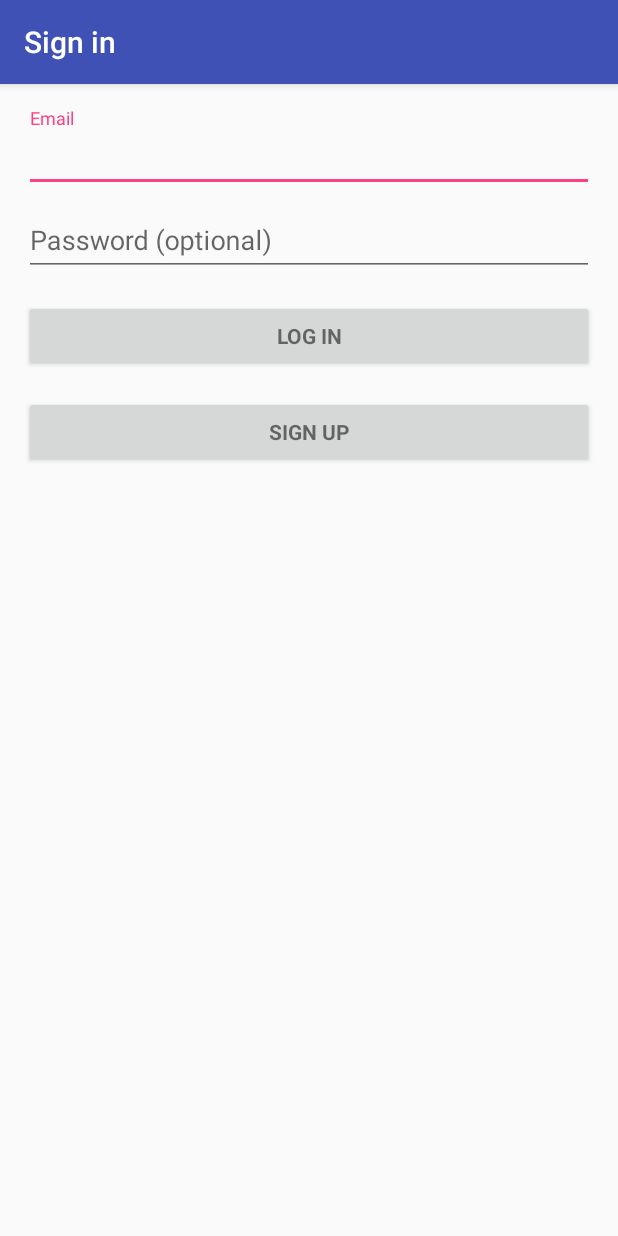
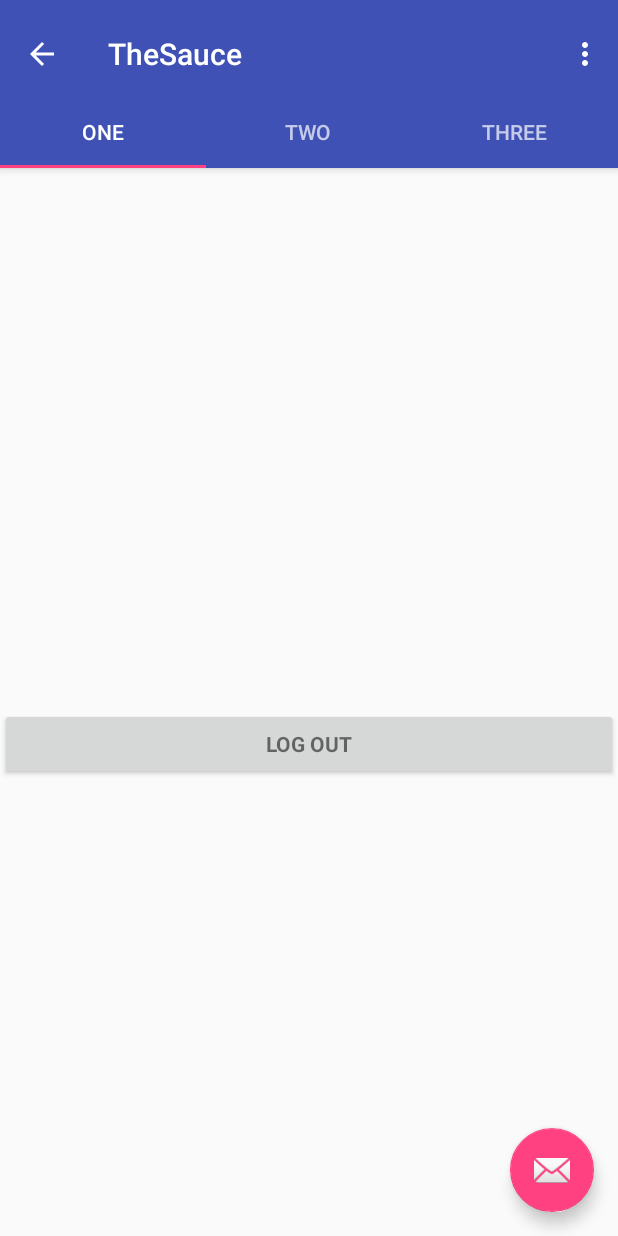
Before and after one commit to Woodyjl/theSauce, an Android app: the screen it shows after launch (LoginActivity before the commit, MainActivity after it), on a phone screen of 412 x 824 dp. Run offline under Robolectric (Android 15) with nearby library versions, the phone set to English and light mode, and no system bars; our stand-ins replace Firebase (no records; nobody signed in at launch, a user with empty details on screens opened directly).

Commit message:
Created tabbed view for mainActivity

```diff
--- a/TheSauce2/app/src/main/AndroidManifest.xml
+++ b/TheSauce2/app/src/main/AndroidManifest.xml
@@ -20,7 +20,7 @@
         <activity
             android:name=".LoginActivity"
             android:label="@string/title_activity_login" />
-        <activity android:name=".SignUpActivity"></activity>
+        <activity android:name=".SignUpActivity" />
     </application>
 
 </manifest>
--- a/TheSauce2/app/src/main/java/com/carolinagold/thesauce/Logs.java
+++ b/TheSauce2/app/src/main/java/com/carolinagold/thesauce/Logs.java
@@ -6,4 +6,5 @@ package com.carolinagold.thesauce;
 
 public class Logs {
     public static final String ERROR_IN_TRY = "Error in try";
+    public static final String POINT_OF_INTEREST = "Point of interest";
 }
--- a/TheSauce2/app/src/main/java/com/carolinagold/thesauce/MainActivity.java
+++ b/TheSauce2/app/src/main/java/com/carolinagold/thesauce/MainActivity.java
@@ -1,17 +1,51 @@
 package com.carolinagold.thesauce;
 
 import android.content.Intent;
-import android.support.annotation.NonNull;
+import android.net.Uri;
+import android.support.design.widget.FloatingActionButton;
+import android.support.design.widget.Snackbar;
+import android.support.design.widget.TabLayout;
+import android.support.v4.app.Fragment;
+import android.support.v4.app.FragmentManager;
+import android.support.v4.app.FragmentPagerAdapter;
+import android.support.v4.view.ViewPager;
 import android.support.v7.app.AppCompatActivity;
 import android.os.Bundle;
+import android.support.v7.widget.Toolbar;
 import android.util.Log;
+import android.view.LayoutInflater;
+import android.view.Menu;
+import android.view.MenuItem;
 import android.view.View;
+import android.view.ViewGroup;
 import android.widget.Button;
+import android.widget.TextView;
 
 import com.google.firebase.auth.FirebaseAuth;
 import com.google.firebase.auth.FirebaseUser;
 
-public class MainActivity extends AppCompatActivity {
+import java.util.ArrayList;
+import java.util.List;
+
+public class MainActivity extends AppCompatActivity implements ProfileFragment.OnFragmentInteractionListener {
+
+    /**
+     * The {@link android.support.v4.view.PagerAdapter} that will provide
+     * fragments for each of the sections. We use a
+     * {@link FragmentPagerAdapter} derivative, which will keep every
+     * loaded fragment in memory. If this becomes too memory intensive, it
+     * may be best to switch to a
+     * {@link android.support.v4.app.FragmentStatePagerAdapter}.
+     */
+    private SectionsPagerAdapter mSectionsPagerAdapter;
+
+    /**
+     * The {@link ViewPager} that will host the section contents.
+     */
+    private ViewPager mViewPager;
+
+    private Toolbar toolbar;
+    private TabLayout tabLayout;
 
 
     private String TAG = "MainActivity";
@@ -20,48 +54,61 @@ public class MainActivity extends AppCompatActivity {
     //keeps track of user logging in or out
     private FirebaseAuth.AuthStateListener mAuthListener;
     private FirebaseUser user;
+
+
     @Override
     protected void onCreate(Bundle savedInstanceState) {
         super.onCreate(savedInstanceState);
         setContentView(R.layout.activity_main);
 
 
+//        mAuth = FirebaseAuth.getInstance();
+//        //tracks when user signs in or out
+//        mAuthListener = new FirebaseAuth.AuthStateListener() {
+//            public void onAuthStateChanged(@NonNull FirebaseAuth firebaseAuth) {
+//                user = firebaseAuth.getCurrentUser();
+//
+//                if(user != null) {
+//                    /*
+//                    user is signed in, stay in the main activity
+//                     */
+//                    Log.d(TAG, "onAuthStateChanged:signed_in:" + user.getUid());
+//                }
+//                else {
+//                    /*
+//                    user is signed out, take them to the login screen
+//                     */
+//                    Log.d(TAG, "onAuthStateChanged:signed_out");
+//                    startActivity(new Intent(MainActivity.this, LoginActivity.class));
+//                }
+//            }
+//
+//        };
+//
 
 
-        mAuth = FirebaseAuth.getInstance();
-        //tracks when user signs in or out
-        mAuthListener = new FirebaseAuth.AuthStateListener() {
-            public void onAuthStateChanged(@NonNull FirebaseAuth firebaseAuth) {
-                user = firebaseAuth.getCurrentUser();
+        toolbar = (Toolbar) findViewById(R.id.toolbar);
+        setSupportActionBar(toolbar);
 
-                if(user != null) {
-                    /*
-                    user is signed in, stay in the main activity
-                     */
-                    Log.d(TAG, "onAuthStateChanged:signed_in:" + user.getUid());
-                }
-                else {
-                    /*
-                    user is signed out, take them to the login screen
-                     */
-                    Log.d(TAG, "onAuthStateChanged:signed_out");
-                    startActivity(new Intent(MainActivity.this, LoginActivity.class));
-                }
-            }
+        getSupportActionBar().setDisplayHomeAsUpEnabled(true);
+        // Create the adapter that will return a fragment for each of the three
+        // primary sections of the activity.
+        mSectionsPagerAdapter = new SectionsPagerAdapter(getSupportFragmentManager());
 
-        };
 
-        //sign out button
-        Button signInButton = (Button) findViewById(R.id.email_logout_button);
-        signInButton.setOnClickListener(new View.OnClickListener() {
+        mViewPager = (ViewPager) findViewById(R.id.container);
+        setupViewPager(mViewPager);
+
+        tabLayout = (TabLayout) findViewById(R.id.tabs);
+        tabLayout.setupWithViewPager(mViewPager);
+
+        FloatingActionButton fab = (FloatingActionButton) findViewById(R.id.fab);
+        fab.setOnClickListener(new View.OnClickListener() {
             @Override
             public void onClick(View view) {
-                user = mAuth.getCurrentUser();
-                if(user != null) {
-                    mAuth.signOut();
-                }
+                Snackbar.make(view, "Replace with your own action", Snackbar.LENGTH_LONG)
+                        .setAction("Action", null).show();
             }
-
         });
 
     }
@@ -70,6 +117,76 @@ public class MainActivity extends AppCompatActivity {
     @Override
     protected void onStart() {
         super.onStart();
-        mAuth.addAuthStateListener(mAuthListener);
+        //mAuth.addAuthStateListener(mAuthListener);
+    }
+
+    private void setupViewPager(ViewPager viewPager) {
+        SectionsPagerAdapter adapter = new SectionsPagerAdapter(getSupportFragmentManager());
+        adapter.addFragment(new ProfileFragment(), "ONE");
+        adapter.addFragment(new ProfileFragment(), "TWO");
+        adapter.addFragment(new ProfileFragment(), "THREE");
+        viewPager.setAdapter(adapter);
+    }
+
+
+    @Override
+    public boolean onCreateOptionsMenu(Menu menu) {
+        // Inflate the menu; this adds items to the action bar if it is present.
+        getMenuInflater().inflate(R.menu.menu_main, menu);
+        return true;
+    }
+
+    @Override
+    public boolean onOptionsItemSelected(MenuItem item) {
+        // Handle action bar item clicks here. The action bar will
+        // automatically handle clicks on the Home/Up button, so long
+        // as you specify a parent activity in AndroidManifest.xml.
+        int id = item.getItemId();
+
+        //noinspection SimplifiableIfStatement
+        if (id == R.id.action_settings) {
+            return true;
+        }
+
+        return super.onOptionsItemSelected(item);
+    }
+
+    @Override
+    public void onFragmentInteraction(Uri uri) {
+
+    }
+
+    /**
+     * A {@link FragmentPagerAdapter} that returns a fragment corresponding to
+     * one of the sections/tabs/pages.
+     */
+    public class SectionsPagerAdapter extends FragmentPagerAdapter {
+
+        private final List<Fragment> mFragmentList = new ArrayList<>();
+        private final List<String> mFragmentTitleList = new ArrayList<>();
+
+        public SectionsPagerAdapter(FragmentManager manager) {
+            super(manager);
+        }
+
+        @Override
+        public Fragment getItem(int position) {
+            return mFragmentList.get(position);
+        }
+
+        @Override
+        public int getCount() {
+            return mFragmentList.size();
+        }
+
+        public void addFragment(Fragment fragment, String title) {
+            mFragmentList.add(fragment);
+            mFragmentTitleList.add(title);
+        }
+
+        @Override
+        public CharSequence getPageTitle(int position) {
+            return mFragmentTitleList.get(position);
+        }
     }
 }
--- /dev/null
+++ b/TheSauce2/app/src/main/java/com/carolinagold/thesauce/ProfileFragment.java
@@ -0,0 +1,123 @@
+package com.carolinagold.thesauce;
+
+import android.content.Context;
+import android.net.Uri;
+import android.os.Bundle;
+//import android.app.Fragment;
+import android.view.LayoutInflater;
+import android.view.View;
+import android.view.ViewGroup;
+import android.support.v4.app.Fragment;
+import android.widget.Button;
+
+
+/**
+ * A simple {@link Fragment} subclass.
+ * Activities that contain this fragment must implement the
+ * {@link ProfileFragment.OnFragmentInteractionListener} interface
+ * to handle interaction events.
+ * Use the {@link ProfileFragment#newInstance} factory method to
+ * create an instance of this fragment.
+ */
+public class ProfileFragment extends Fragment {
+    // TODO: Rename parameter arguments, choose names that match
+    // the fragment initialization parameters, e.g. ARG_ITEM_NUMBER
+    private static final String ARG_PARAM1 = "param1";
+    private static final String ARG_PARAM2 = "param2";
+
+    // TODO: Rename and change types of parameters
+    private String mParam1;
+    private String mParam2;
+
+    private OnFragmentInteractionListener mListener;
+
+    public ProfileFragment() {
+        // Required empty public constructor
+    }
+
+    /**
+     * Use this factory method to create a new instance of
+     * this fragment using the provided parameters.
+     *
+     * @param param1 Parameter 1.
+     * @param param2 Parameter 2.
+     * @return A new instance of fragment ProfileFragment.
+     */
+    // TODO: Rename and change types and number of parameters
+    public static ProfileFragment newInstance(String param1, String param2) {
+        ProfileFragment fragment = new ProfileFragment();
+        Bundle args = new Bundle();
+        args.putString(ARG_PARAM1, param1);
+        args.putString(ARG_PARAM2, param2);
+        fragment.setArguments(args);
+        return fragment;
+    }
+
+    @Override
+    public void onCreate(Bundle savedInstanceState) {
+        super.onCreate(savedInstanceState);
+        if (getArguments() != null) {
+            mParam1 = getArguments().getString(ARG_PARAM1);
+            mParam2 = getArguments().getString(ARG_PARAM2);
+        }
+    }
+
+    @Override
+    public View onCreateView(LayoutInflater inflater, ViewGroup container,
+                             Bundle savedInstanceState) {
+        // Inflate the layout for this fragment
+        View rootView = inflater.inflate(R.layout.fragment_profile, container, false);
+        //sign out button
+        Button signOutButton = (Button) rootView.findViewById(R.id.email_logout_button);
+        signOutButton.setOnClickListener(new View.OnClickListener() {
+            @Override
+            public void onClick(View view) {
+//                    user = mAuth.getCurrentUser();
+//                    if(user != null) {
+//                        mAuth.signOut();
+//                    }
+            }
+
+        });
+        return rootView;
+    }
+
+    // TODO: Rename method, update argument and hook method into UI event
+    public void onButtonPressed(Uri uri) {
+        if (mListener != null) {
+            mListener.onFragmentInteraction(uri);
+        }
+    }
+
+    @Override
+    public void onAttach(Context context) {
+        super.onAttach(context);
+        if (context instanceof OnFragmentInteractionListener) {
+            mListener = (OnFragmentInteractionListener) context;
+        } else {
+            throw new RuntimeException(context.toString()
+                    + " must implement OnFragmentInteractionListener");
+        }
+    }
+
+    @Override
+    public void onDetach() {
+        super.onDetach();
+        mListener = null;
+    }
+
+    /**
+     * This interface must be implemented by activities that contain this
+     * fragment to allow an interaction in this fragment to be communicated
+     * to the activity and potentially other fragments contained in that
+     * activity.
+     * <p>
+     * See the Android Training lesson <a href=
+     * "http://developer.android.com/training/basics/fragments/communicating.html"
+     * >Communicating with Other Fragments</a> for more information.
+     */
+    public interface OnFragmentInteractionListener {
+        // TODO: Update argument type and name
+        void onFragmentInteraction(Uri uri);
+    }
+}
--- a/TheSauce2/app/src/main/java/com/carolinagold/thesauce/SignUpActivity.java
+++ b/TheSauce2/app/src/main/java/com/carolinagold/thesauce/SignUpActivity.java
@@ -74,7 +74,11 @@ public class SignUpActivity extends AppCompatActivity {
             super.onCreate(savedInstanceState);
             setContentView(R.layout.activity_sign_up);
 
+            prepare();
+        }
 
+
+        private void prepare() {
             mAuth = FirebaseAuth.getInstance();
 
 
@@ -137,10 +141,6 @@ public class SignUpActivity extends AppCompatActivity {
 
             mSignUpFormView = findViewById(R.id.sign_up_form);
             mProgressView = findViewById(R.id.sign_up_progress);
-
-
-
-
         }
 
         @Override
--- a/TheSauce2/app/src/main/res/layout/activity_main.xml
+++ b/TheSauce2/app/src/main/res/layout/activity_main.xml
@@ -1,21 +1,51 @@
-<LinearLayout xmlns:android="http://schemas.android.com/apk/res/android"
-    xmlns:tools="http://schemas.android.com/tools"
+<?xml version="1.0" encoding="utf-8"?>
+<android.support.design.widget.CoordinatorLayout xmlns:android="http://schemas.android.com/apk/res/android"
+xmlns:app="http://schemas.android.com/apk/lib/com.carolinagold.thesauce"
+xmlns:tools="http://schemas.android.com/tools"
+android:id="@+id/main_content"
+android:layout_width="match_parent"
+android:layout_height="match_parent"
+android:fitsSystemWindows="true"
+tools:context="com.carolinagold.thesauce.MainActivity">
+
+<android.support.design.widget.AppBarLayout
+    android:id="@+id/appbar"
+    android:layout_width="match_parent"
+    android:layout_height="wrap_content"
+    android:paddingTop="@dimen/appbar_padding_top"
+    android:theme="@style/AppTheme.AppBarOverlay">
+
+    <android.support.v7.widget.Toolbar
+        android:id="@+id/toolbar"
+        android:layout_width="match_parent"
+        android:layout_height="?attr/actionBarSize"
+        android:background="?attr/colorPrimary"
+        app:layout_scrollFlags="scroll|enterAlways"
+        app:popupTheme="@style/AppTheme.PopupOverlay">
+
+    </android.support.v7.widget.Toolbar>
+
+    <android.support.design.widget.TabLayout
+        android:id="@+id/tabs"
+        android:layout_width="match_parent"
+        android:layout_height="wrap_content"
+        app:tabMode="fixed"
+        app:tabGravity="fill"/>
+
+</android.support.design.widget.AppBarLayout>
+
+<android.support.v4.view.ViewPager
+    android:id="@+id/container"
     android:layout_width="match_parent"
     android:layout_height="match_parent"
-    android:gravity="center_horizontal"
-    android:orientation="vertical"
-    android:paddingBottom="@dimen/activity_vertical_margin"
-    android:paddingLeft="@dimen/activity_horizontal_margin"
-    android:paddingRight="@dimen/activity_horizontal_margin"
-    android:paddingTop="@dimen/activity_vertical_margin"
-    tools:context="com.carolinagold.thesauce.MainActivity">
+    app:layout_behavior="@string/appbar_scrolling_view_behavior" />
 
-    <Button
-        android:id="@+id/email_logout_button"
-        style="?android:textAppearanceSmall"
-        android:layout_width="match_parent"
-        android:layout_height="wrap_content"
-        android:layout_marginTop="16dp"
-        android:text="@string/action_logout"
-        android:textStyle="bold" />
-    </LinearLayout>
+<android.support.design.widget.FloatingActionButton
+    android:id="@+id/fab"
+    android:layout_width="wrap_content"
+    android:layout_height="wrap_content"
+    android:layout_gravity="end|bottom"
+    android:layout_margin="@dimen/fab_margin"
+    app:srcCompat="@android:drawable/ic_dialog_email" />
+
+</android.support.design.widget.CoordinatorLayout>
--- /dev/null
+++ b/TheSauce2/app/src/main/res/layout/fragment_profile.xml
@@ -0,0 +1,19 @@
+<RelativeLayout xmlns:android="http://schemas.android.com/apk/res/android"
+    xmlns:tools="http://schemas.android.com/tools"
+    android:layout_width="match_parent"
+    android:layout_height="match_parent"
+    tools:context="com.carolinagold.thesauce.ProfileFragment">
+
+    <!-- TODO: Update blank fragment layout -->
+
+    <Button
+        android:id="@+id/email_logout_button"
+        style="?android:textAppearanceSmall"
+        android:layout_width="match_parent"
+        android:layout_height="wrap_content"
+        android:layout_marginTop="16dp"
+        android:layout_centerVertical="true"
+        android:text="@string/action_logout"
+        android:textStyle="bold" />
+
+</RelativeLayout>
--- /dev/null
+++ b/TheSauce2/app/src/main/res/menu/menu_main.xml
@@ -0,0 +1,10 @@
+<menu xmlns:android="http://schemas.android.com/apk/res/android"
+    xmlns:app="http://schemas.android.com/apk/res-auto"
+    xmlns:tools="http://schemas.android.com/tools"
+    tools:context="com.carolinagold.thesauce.MainActivity">
+    <item
+        android:id="@+id/action_settings"
+        android:orderInCategory="100"
+        android:title="@string/action_settings"
+        app:showAsAction="never" />
+</menu>
--- /dev/null
+++ b/TheSauce2/app/src/main/res/values-v21/styles.xml
@@ -0,0 +1,9 @@
+<resources>
+
+    <style name="AppTheme.NoActionBar">
+        <item name="windowActionBar">false</item>
+        <item name="windowNoTitle">true</item>
+        <item name="android:windowDrawsSystemBarBackgrounds">true</item>
+        <item name="android:statusBarColor">@android:color/transparent</item>
+    </style>
+</resources>
--- a/TheSauce2/app/src/main/res/values/dimens.xml
+++ b/TheSauce2/app/src/main/res/values/dimens.xml
@@ -2,4 +2,6 @@
     <!-- Default screen margins, per the Android Design guidelines. -->
     <dimen name="activity_horizontal_margin">16dp</dimen>
     <dimen name="activity_vertical_margin">16dp</dimen>
+    <dimen name="fab_margin">16dp</dimen>
+    <dimen name="appbar_padding_top">8dp</dimen>
 </resources>
--- a/TheSauce2/app/src/main/res/values/strings.xml
+++ b/TheSauce2/app/src/main/res/values/strings.xml
@@ -20,4 +20,10 @@
     <string name="permission_rationale">"Contacts permissions are needed for providing email
         completions."
     </string>
+    <string name="title_activity_main2">Main2Activity</string>
+    <string name="action_settings">Settings</string>
+    <string name="section_format">Hello World from section: %1$d</string>
+
+    <!-- TODO: Remove or change this placeholder text -->
+    <string name="hello_blank_fragment">Hello blank fragment</string>
 </resources>
--- a/TheSauce2/app/src/main/res/values/styles.xml
+++ b/TheSauce2/app/src/main/res/values/styles.xml
@@ -1,11 +1,20 @@
 <resources>
 
     <!-- Base application theme. -->
-    <style name="AppTheme" parent="Theme.AppCompat.Light.DarkActionBar">
+    <style name="AppTheme" parent="Theme.AppCompat.Light.NoActionBar">
         <!-- Customize your theme here. -->
         <item name="colorPrimary">@color/colorPrimary</item>
         <item name="colorPrimaryDark">@color/colorPrimaryDark</item>
         <item name="colorAccent">@color/colorAccent</item>
     </style>
 
+    <style name="AppTheme.NoActionBar">
+        <item name="windowActionBar">false</item>
+        <item name="windowNoTitle">true</item>
+    </style>
+
+    <style name="AppTheme.AppBarOverlay" parent="ThemeOverlay.AppCompat.Dark.ActionBar" />
+
+    <style name="AppTheme.PopupOverlay" parent="ThemeOverlay.AppCompat.Light" />
+
 </resources>
```
